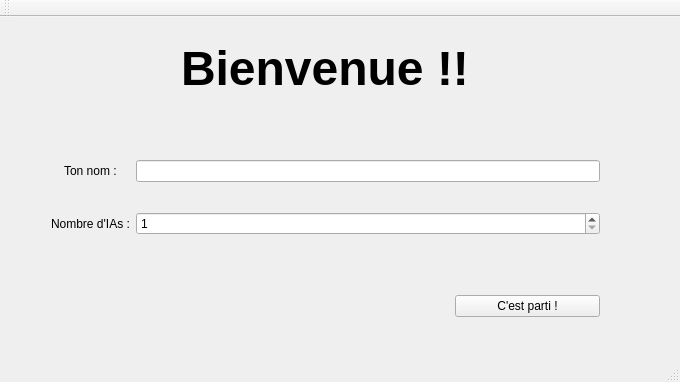
rcatajar/jeu-entreprise, file jeu-entreprise/mainwindow.ui: the form before one commit.
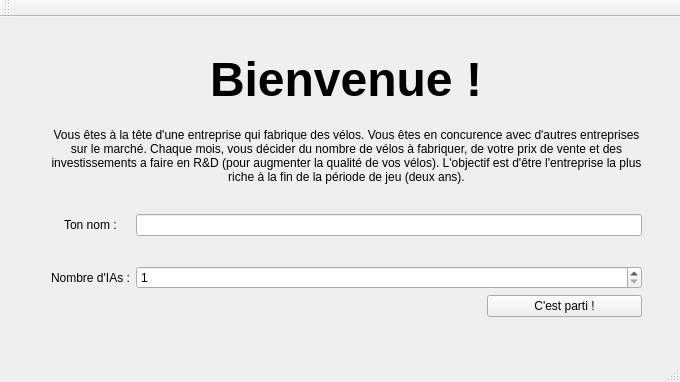
The form after the commit.

Commit message: game over a la fin de 2 ans + explication du jeu sur la mainwindow

```diff
--- a/jeu-entreprise/mainwindow.ui
+++ b/jeu-entreprise/mainwindow.ui
@@ -25,18 +25,18 @@
      <rect>
       <x>10</x>
       <y>10</y>
-      <width>631</width>
+      <width>673</width>
       <height>301</height>
      </rect>
     </property>
-    <layout class="QVBoxLayout" name="verticalLayout" stretch="1,3,0">
+    <layout class="QVBoxLayout" name="verticalLayout" stretch="1,0,0">
      <property name="sizeConstraint">
       <enum>QLayout::SetDefaultConstraint</enum>
      </property>
      <item alignment="Qt::AlignHCenter">
       <widget class="QLabel" name="label">
        <property name="text">
-        <string>&lt;html&gt;&lt;head/&gt;&lt;body&gt;&lt;p&gt;&lt;span style=&quot; font-size:36pt; font-weight:600;&quot;&gt;Bienvenue !!&lt;/span&gt;&lt;/p&gt;&lt;/body&gt;&lt;/html&gt;</string>
+        <string>&lt;html&gt;&lt;head/&gt;&lt;body&gt;&lt;p&gt;&lt;span style=&quot; font-size:36pt; font-weight:600;&quot;&gt;Bienvenue !&lt;/span&gt;&lt;/p&gt;&lt;/body&gt;&lt;/html&gt;</string>
        </property>
       </widget>
      </item>
@@ -57,28 +57,28 @@
        <property name="rightMargin">
         <number>30</number>
        </property>
-       <item row="0" column="0">
+       <item row="2" column="0">
         <widget class="QLabel" name="label_2">
          <property name="text">
           <string>Ton nom :</string>
          </property>
         </widget>
        </item>
-       <item row="0" column="1">
+       <item row="2" column="1">
         <widget class="QLineEdit" name="nom">
          <property name="inputMethodHints">
           <set>Qt::ImhNone</set>
          </property>
         </widget>
        </item>
-       <item row="1" column="0">
+       <item row="3" column="0">
         <widget class="QLabel" name="label_3">
          <property name="text">
           <string>Nombre d'IAs :</string>
          </property>
         </widget>
        </item>
-       <item row="1" column="1">
+       <item row="3" column="1">
         <widget class="QSpinBox" name="ia">
          <property name="minimum">
           <number>1</number>
@@ -88,6 +88,19 @@
          </property>
         </widget>
        </item>
+       <item row="1" column="0" colspan="2">
+        <widget class="QLabel" name="explicationLabel">
+         <property name="text">
+          <string>Vous êtes à la tête d'une entreprise qui fabrique des vélos. Vous êtes en concurence avec d'autres entreprises sur le marché. Chaque mois, vous décider du nombre de vélos à fabriquer, de votre prix de vente et des investissements a faire en R&amp;D (pour augmenter la qualité de vos vélos). L'objectif est d'être l'entreprise la plus riche à la fin de la période de jeu (deux ans).</string>
+         </property>
+         <property name="alignment">
+          <set>Qt::AlignCenter</set>
+         </property>
+         <property name="wordWrap">
+          <bool>true</bool>
+         </property>
+        </widget>
+       </item>
       </layout>
      </item>
      <item>
```
The commit also changes 4 other files.
